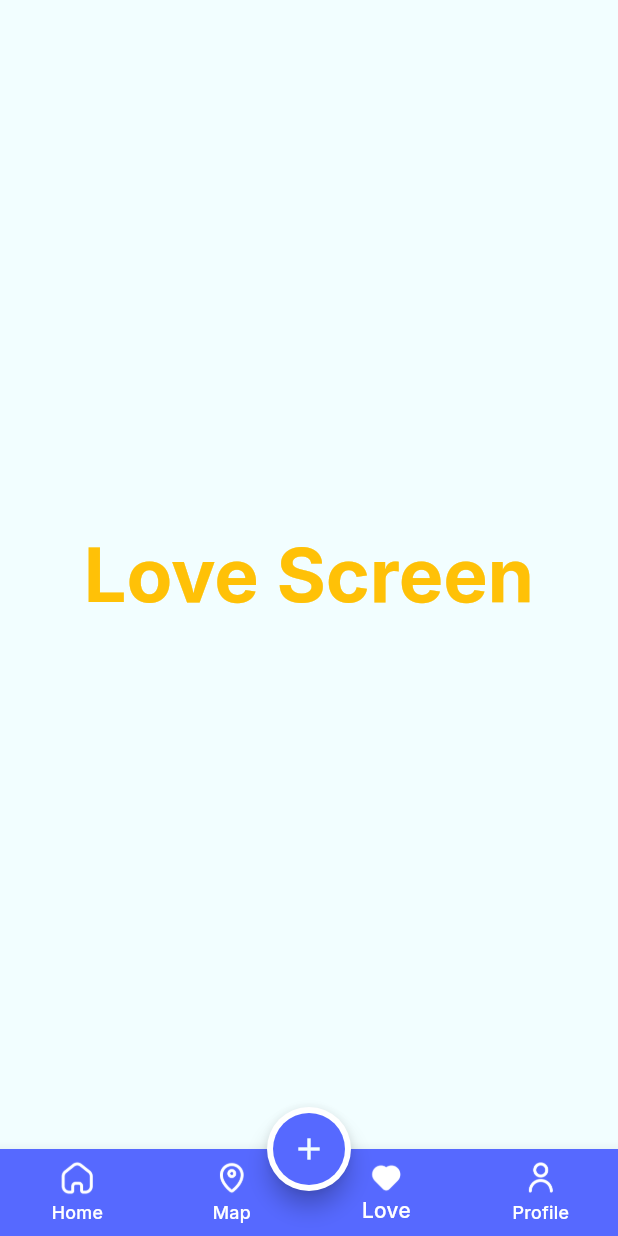
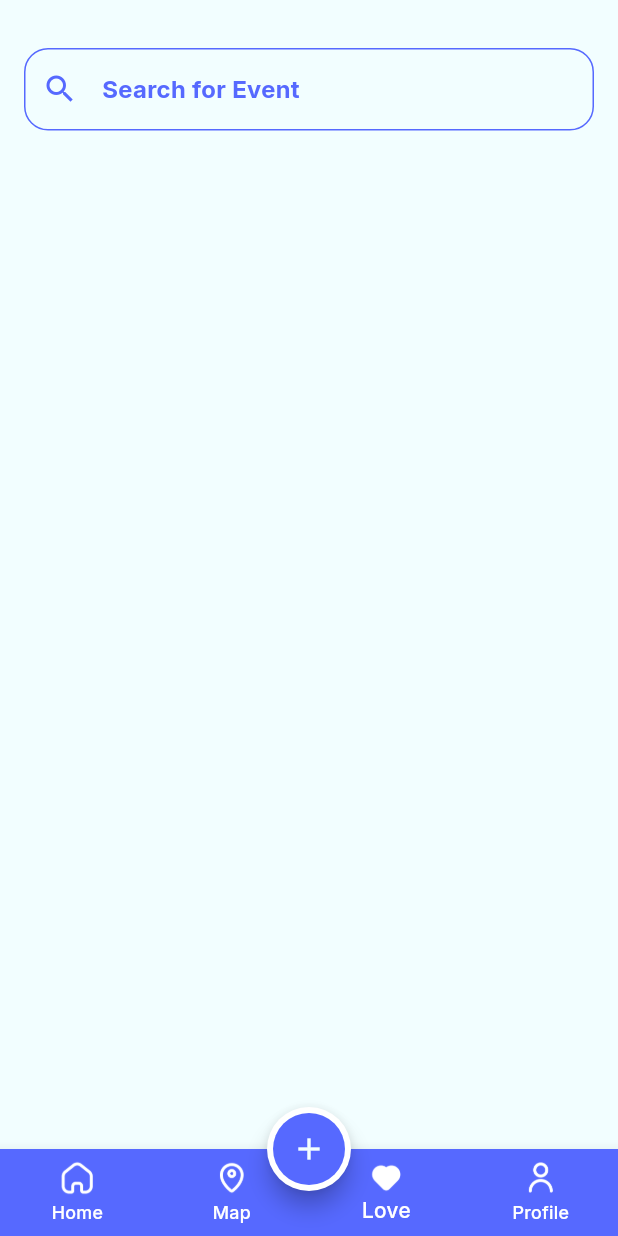
Before and after one commit to Ibrram/evently_app, a Flutter app: the LayoutController screen opened by its route, item 3 of the bottom bar chosen, on a phone screen of 412 x 824 dp. Run offline on Flutter 3.47's test engine with Material 3 defaults, Android fonts, the phone set to English and light mode, and no system bars; our stand-ins replace bot_toast, cloud_firestore, firebase_core, flutter_easyloading; accounts and stored records are empty.

Commit message:
Love Screen

```diff
--- a/lib/core/widgets/custom_text_form_field.dart
+++ b/lib/core/widgets/custom_text_form_field.dart
@@ -7,6 +7,7 @@ class CustomTextFormField extends StatefulWidget {
     this.prefixWidget,
     this.prefixColor,
     this.hintText,
+    this.hintColor,
     this.controller,
     this.isPassword = false,
     this.onChanged,
@@ -23,6 +24,7 @@ class CustomTextFormField extends StatefulWidget {
   final bool isPassword;
   final int? maxLine;
   final int? minLine;
+  final Color? hintColor;
   final TextEditingController? controller;
   final void Function(String)? onChanged;
   final void Function(String)? onFieldSubmitted;
@@ -54,28 +56,31 @@ class _CustomTextFormFieldState extends State<CustomTextFormField> {
       decoration: InputDecoration(
         hintText: widget.hintText,
         hintStyle: theme.textTheme.bodyMedium?.copyWith(
-          color: ColorPalette.textFormHintTextColor,
+          color: widget.hintColor ?? ColorPalette.textFormHintTextColor,
+          fontWeight: (widget.hintColor == null)
+              ? FontWeight.w400
+              : FontWeight.w700,
         ),
         prefixIcon: widget.prefixWidget,
         prefixIconColor: widget.prefixColor,
         border: OutlineInputBorder(
           borderRadius: BorderRadius.circular(16),
-          borderSide: const BorderSide(
-            color: ColorPalette.textFormBorderColor,
+          borderSide: BorderSide(
+            color: widget.hintColor ?? ColorPalette.textFormBorderColor,
             width: 1,
           ),
         ),
         enabledBorder: OutlineInputBorder(
           borderRadius: BorderRadius.circular(16),
-          borderSide: const BorderSide(
-            color: ColorPalette.textFormBorderColor,
+          borderSide: BorderSide(
+            color: widget.hintColor ?? ColorPalette.textFormBorderColor,
             width: 1,
           ),
         ),
         focusedBorder: OutlineInputBorder(
           borderRadius: BorderRadius.circular(16),
-          borderSide: const BorderSide(
-            color: ColorPalette.textFormBorderColor,
+          borderSide: BorderSide(
+            color: widget.hintColor ?? ColorPalette.textFormBorderColor,
             width: 1,
           ),
         ),
--- a/lib/modules/sub_modules/love/love_screen.dart
+++ b/lib/modules/sub_modules/love/love_screen.dart
@@ -1,3 +1,8 @@
+import 'package:evently_task_app/core/widgets/custom_text_form_field.dart';
+import 'package:evently_task_app/models/category_model.dart';
+import 'package:evently_task_app/models/event_model.dart';
+import 'package:evently_task_app/modules/sub_modules/home/widgets/event_card_widget.dart';
+import 'package:evently_task_app/utils/firebase_firestore_util.dart';
 import 'package:flutter/material.dart';
 
 class LoveScreen extends StatelessWidget {
@@ -5,14 +10,71 @@ class LoveScreen extends StatelessWidget {
 
   @override
   Widget build(BuildContext context) {
-    return const Center(
-      child: Text(
-        'Love Screen',
-        style: TextStyle(
-          color: Colors.amber,
-          fontSize: 50,
-          fontWeight: FontWeight.bold,
-        ),
+    var theme = Theme.of(context);
+    return SafeArea(
+      child: Column(
+        children: [
+          Padding(
+            padding: const EdgeInsets.only(top: 32, left: 16, right: 16),
+            child: CustomTextFormField(
+              hintText: 'Search for Event',
+              hintColor: theme.primaryColor,
+              prefixWidget: Icon(
+                Icons.search,
+                size: 24,
+                color: theme.primaryColor,
+              ),
+            ),
+          ),
+
+          Expanded(
+            child: StreamBuilder<List<EventModel>>(
+              stream: FirebaseFirestoreUtil.getFavEventsStream(),
+              builder: (context, snapshot) {
+                if (snapshot.connectionState == ConnectionState.waiting) {
+                  return const Center(child: CircularProgressIndicator());
+                }
+
+                // if (snapshot.hasError) {
+                //   return ;
+                // }
+
+                List<EventModel> events = snapshot.data!;
+
+                return ListView.builder(
+                  itemCount: events.length,
+                  shrinkWrap: true,
+                  padding: const EdgeInsets.only(top: 16),
+                  itemBuilder: (context, index) {
+                    EventModel currentEvent = events[index];
+                    return Container(
+                      height: MediaQuery.of(context).size.height * 0.241,
+                      margin: const EdgeInsets.symmetric(
+                        horizontal: 16,
+                        vertical: 7,
+                      ),
+                      decoration: BoxDecoration(
+                        borderRadius: BorderRadius.circular(16),
+                        border: Border.all(
+                          color: Theme.of(context).primaryColor,
+                        ),
+                        image: DecorationImage(
+                          image: AssetImage(
+                            CategoryModel
+                                .categories[currentEvent.categoryId]
+                                .backgroundImage,
+                          ),
+                          fit: BoxFit.cover,
+                        ),
+                      ),
+                      child: EventCardWidget(event: currentEvent),
+                    );
+                  },
+                );
+              },
+            ),
+          ),
+        ],
       ),
     );
   }
--- a/lib/utils/firebase_firestore_util.dart
+++ b/lib/utils/firebase_firestore_util.dart
@@ -40,4 +40,17 @@ abstract class FirebaseFirestoreUtil {
     var collectionRef = _getCollectionReference().doc(event.id);
     return collectionRef.update({"isFavourite": !event.isFavourite!});
   }
+
+  static Stream<List<EventModel>> getFavEventsStream() {
+    var reference = _getCollectionReference().where(
+      "isFavourite",
+      isEqualTo: true,
+    );
+
+    return reference.snapshots().map((snapshot) {
+      return snapshot.docs.map((doc) {
+        return doc.data();
+      }).toList();
+    });
+  }
 }
```
